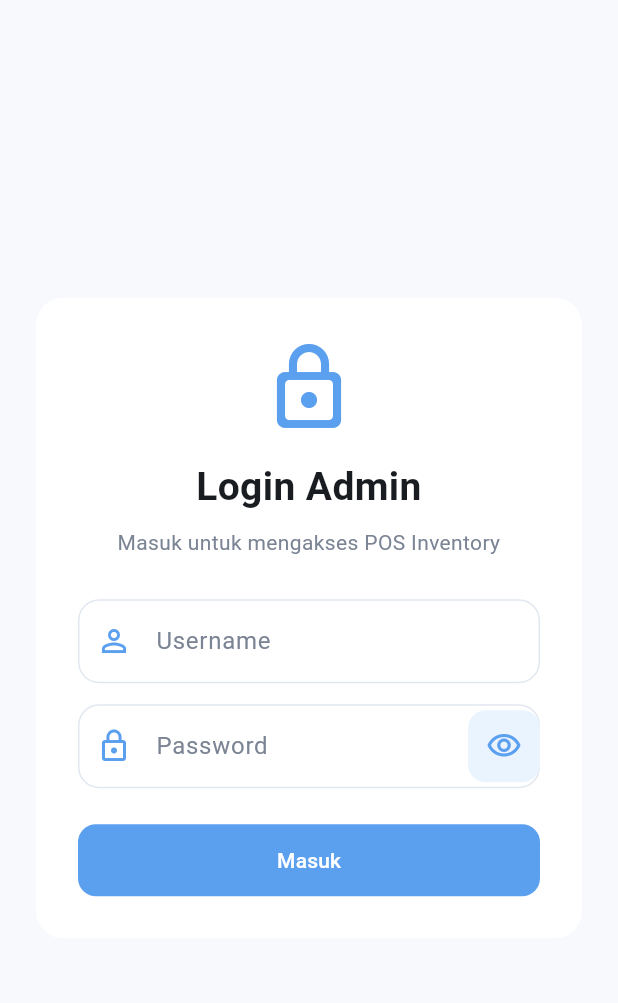
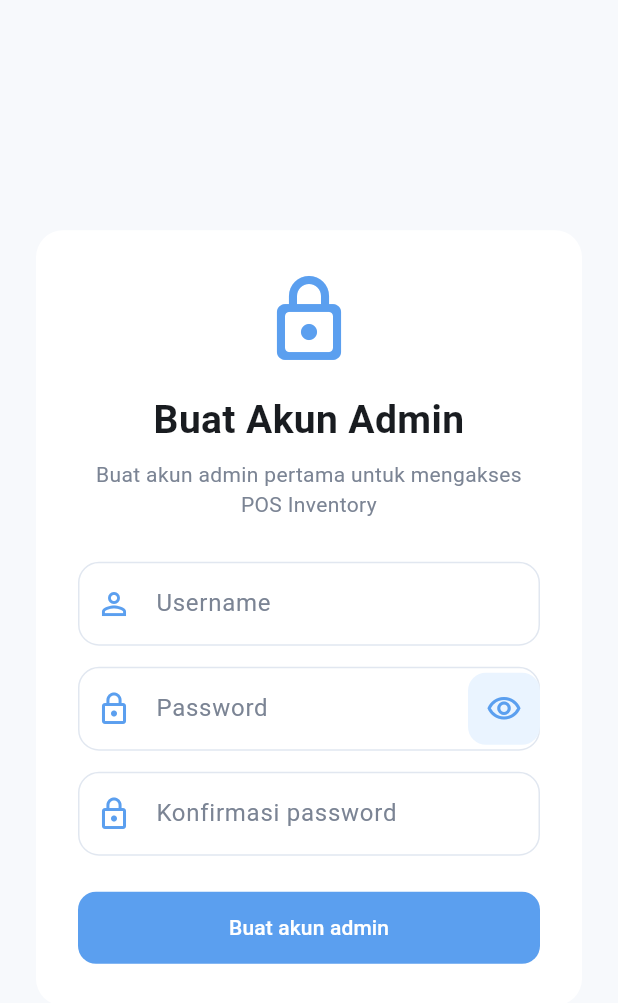
Before and after one commit to yuyugans/project_KP, a Flutter app: the screen it shows after launch, on a phone screen of 412 x 824 dp. Shown: the top 1003 px of the screen. Run offline on Flutter 3.47's test engine with Material 3 defaults, Android fonts, the phone set to English and light mode, and no system bars; our stand-ins replace pdf, printing, sqflite, sqflite_common_ffi; missing offline and left inert: excel, file_saver, file_selector; accounts and stored records are empty; Roboto replaces fonts that are missing (Arial).

Commit message:
fixed login

```diff
--- /dev/null
+++ b/lib/database/admin_database.dart
@@ -0,0 +1,120 @@
+import 'package:path/path.dart';
+import 'package:sqflite/sqflite.dart';
+
+import '../utils/admin_password_hasher.dart';
+
+class AdminDatabase {
+  static final AdminDatabase instance = AdminDatabase._();
+
+  final String? _databasePath;
+  Database? _database;
+
+  AdminDatabase._({String? databasePath}) : _databasePath = databasePath;
+
+  AdminDatabase.forTesting(String databasePath)
+    : this._(databasePath: databasePath);
+
+  Future<Database> get database async {
+    if (_database != null) {
+      return _database!;
+    }
+
+    final databasePath =
+        _databasePath ?? join(await getDatabasesPath(), 'admin_credentials.db');
+    _database = await openDatabase(
+      databasePath,
+      version: 1,
+      onCreate: (db, version) async {
+        await db.execute('''
+          CREATE TABLE admin_users (
+            id INTEGER PRIMARY KEY AUTOINCREMENT,
+            username TEXT NOT NULL UNIQUE COLLATE NOCASE,
+            password_salt TEXT NOT NULL,
+            password_hash TEXT NOT NULL
+          )
+        ''');
+      },
+    );
+    return _database!;
+  }
+
+  Future<void> close() async {
+    await _database?.close();
+    _database = null;
+  }
+
+  Future<bool> hasAdminUser() async {
+    final db = await database;
+    final users = await db.query('admin_users', columns: ['id'], limit: 1);
+    return users.isNotEmpty;
+  }
+
+  Future<void> createAdminUser({
+    required String username,
+    required String password,
+  }) async {
+    final normalizedUsername = username.trim();
+    if (normalizedUsername.isEmpty) {
+      throw ArgumentError.value(username, 'username', 'Username harus diisi');
+    }
+    if (password.length < 8) {
+      throw ArgumentError.value(
+        password,
+        'password',
+        'Password harus minimal 8 karakter',
+      );
+    }
+
+    final salt = AdminPasswordHasher.generateSalt();
+    final passwordHash = await AdminPasswordHasher.hashPassword(password, salt);
+    final db = await database;
+
+    await db.transaction((transaction) async {
+      final existingUsers = await transaction.query(
+        'admin_users',
+        columns: ['id'],
+        limit: 1,
+      );
+      if (existingUsers.isNotEmpty) {
+        throw StateError('Akun admin sudah dibuat');
+      }
+
+      await transaction.insert('admin_users', {
+        'username': normalizedUsername,
+        'password_salt': salt,
+        'password_hash': passwordHash,
+      });
+    });
+  }
+
+  Future<bool> verifyAdminCredentials({
+    required String username,
+    required String password,
+  }) async {
+    final normalizedUsername = username.trim();
+    if (normalizedUsername.isEmpty || password.isEmpty) {
+      return false;
+    }
+
+    final db = await database;
+    final users = await db.query(
+      'admin_users',
+      where: 'username = ? COLLATE NOCASE',
+      whereArgs: [normalizedUsername],
+      limit: 1,
+    );
+    if (users.isEmpty) {
+      return false;
+    }
+
+    final user = users.first;
+    final calculatedHash = await AdminPasswordHasher.hashPassword(
+      password,
+      user['password_salt'] as String,
+    );
+    return AdminPasswordHasher.matches(
+      user['password_hash'] as String,
+      calculatedHash,
+    );
+  }
+}
--- a/lib/screens/login_screen.dart
+++ b/lib/screens/login_screen.dart
@@ -1,12 +1,11 @@
 import 'package:flutter/material.dart';
+
+import '../database/admin_database.dart';
 
 class LoginScreen extends StatefulWidget {
   final Widget destination;
 
-  const LoginScreen({
-    super.key,
-    required this.destination,
-  });
+  const LoginScreen({super.key, required this.destination});
 
   @override
   State<LoginScreen> createState() => _LoginScreenState();
@@ -16,86 +15,124 @@ class _LoginScreenState extends State<LoginScreen> {
   final _formKey = GlobalKey<FormState>();
   final _usernameController = TextEditingController();
   final _passwordController = TextEditingController();
+  final _confirmPasswordController = TextEditingController();
   bool _obscurePassword = true;
   bool _isLoggingIn = false;
+  bool _isCheckingAdmin = true;
+  bool _isSetupMode = false;
+  String? _initializationError;
+
+  @override
+  void initState() {
+    super.initState();
+    _checkAdminAccount();
+  }
 
   @override
   void dispose() {
     _usernameController.dispose();
     _passwordController.dispose();
+    _confirmPasswordController.dispose();
     super.dispose();
   }
 
-  Future<void> _login() async {
-    if (!_formKey.currentState!.validate()) return;
+  Future<void> _checkAdminAccount() async {
+    setState(() {
+      _isCheckingAdmin = true;
+      _initializationError = null;
+    });
+    try {
+      final hasAdmin = await AdminDatabase.instance.hasAdminUser();
+      if (!mounted) return;
+      setState(() {
+        _isSetupMode = !hasAdmin;
+        _isCheckingAdmin = false;
+      });
+    } catch (error) {
+      if (!mounted) return;
+      setState(() {
+        _isCheckingAdmin = false;
+        _initializationError =
+            'Tidak dapat membuka database akun admin: $error';
+      });
+    }
+  }
 
-    setState(() => _isLoggingIn = true);
-    await Future<void>.delayed(const Duration(milliseconds: 250));
+  Future<void> _submit() async {
+    if (_isCheckingAdmin ||
+        _initializationError != null ||
+        !_formKey.currentState!.validate()) {
+      return;
+    }
 
-    if (!mounted) return;
-
-    final isValid = _usernameController.text.trim() == 'admin' &&
-        _passwordController.text == 'admin123';
-
-    if (!isValid) {
-      setState(() => _isLoggingIn = false);
+    if (_isSetupMode &&
+        _passwordController.text != _confirmPasswordController.text) {
       ScaffoldMessenger.of(context).showSnackBar(
-        const SnackBar(
-          content: Text('Username atau password admin salah'),
-        ),
+        const SnackBar(content: Text('Konfirmasi password tidak cocok')),
       );
       return;
     }
 
-    Navigator.of(context).pushReplacement(
-      MaterialPageRoute(builder: (_) => widget.destination),
+    setState(() => _isLoggingIn = true);
+    try {
+      if (_isSetupMode) {
+        await AdminDatabase.instance.createAdminUser(
+          username: _usernameController.text,
+          password: _passwordController.text,
         );
+      } else {
+        final isValid = await AdminDatabase.instance.verifyAdminCredentials(
+          username: _usernameController.text,
+          password: _passwordController.text,
+        );
+        if (!isValid) {
+          if (!mounted) return;
+          setState(() => _isLoggingIn = false);
+          ScaffoldMessenger.of(context).showSnackBar(
+            const SnackBar(content: Text('Username atau password admin salah')),
+          );
+          return;
+        }
+      }
+
+      if (!mounted) return;
+      Navigator.of(
+        context,
+      ).pushReplacement(MaterialPageRoute(builder: (_) => widget.destination));
+    } catch (error) {
+      if (!mounted) return;
+      setState(() => _isLoggingIn = false);
+      ScaffoldMessenger.of(context).showSnackBar(
+        SnackBar(content: Text('Gagal memproses akun admin: $error')),
+      );
+    }
+  }
+
+  String? _validatePassword(String? value) {
+    final requiredError = _required(value, 'Password');
+    if (requiredError != null) {
+      return requiredError;
+    }
+    if (_isSetupMode && (value ?? '').length < 8) {
+      return 'Password harus minimal 8 karakter';
+    }
+    return null;
   }
 
   String? _required(String? value, String label) {
     return (value ?? '').trim().isEmpty ? '$label harus diisi' : null;
   }
 
-  @override
-  Widget build(BuildContext context) {
-    return Scaffold(
-      body: Center(
-        child: SingleChildScrollView(
-          padding: const EdgeInsets.all(24),
-          child: ConstrainedBox(
-            constraints: const BoxConstraints(maxWidth: 420),
-            child: Card(
-              child: Padding(
-                padding: const EdgeInsets.all(28),
-                child: Form(
+  Widget _buildAccountForm() {
+    return Form(
       key: _formKey,
       child: Column(
         crossAxisAlignment: CrossAxisAlignment.stretch,
         children: [
-                      const Icon(
-                        Icons.lock_outline_rounded,
-                        size: 64,
-                        color: Color(0xFF5B9FEF),
-                      ),
-                      const SizedBox(height: 16),
-                      const Text(
-                        'Login Admin',
-                        textAlign: TextAlign.center,
-                        style: TextStyle(
-                          fontSize: 26,
-                          fontWeight: FontWeight.bold,
-                        ),
-                      ),
-                      const SizedBox(height: 8),
-                      const Text(
-                        'Masuk untuk mengakses POS Inventory',
-                        textAlign: TextAlign.center,
-                        style: TextStyle(color: Color(0xFF7B8494)),
-                      ),
-                      const SizedBox(height: 28),
           TextFormField(
             controller: _usernameController,
             textInputAction: TextInputAction.next,
+            autocorrect: false,
             decoration: const InputDecoration(
               labelText: 'Username',
               prefixIcon: Icon(Icons.person_outline),
@@ -106,8 +143,10 @@ class _LoginScreenState extends State<LoginScreen> {
           TextFormField(
             controller: _passwordController,
             obscureText: _obscurePassword,
-                        textInputAction: TextInputAction.done,
-                        onFieldSubmitted: (_) => _login(),
+            textInputAction: _isSetupMode
+                ? TextInputAction.next
+                : TextInputAction.done,
+            onFieldSubmitted: _isSetupMode ? null : (_) => _submit(),
             decoration: InputDecoration(
               labelText: 'Password',
               prefixIcon: const Icon(Icons.lock_outline),
@@ -127,11 +166,25 @@ class _LoginScreenState extends State<LoginScreen> {
                 ),
               ),
             ),
-                        validator: (value) => _required(value, 'Password'),
+            validator: _validatePassword,
           ),
+          if (_isSetupMode) ...[
+            const SizedBox(height: 14),
+            TextFormField(
+              controller: _confirmPasswordController,
+              obscureText: _obscurePassword,
+              textInputAction: TextInputAction.done,
+              onFieldSubmitted: (_) => _submit(),
+              decoration: const InputDecoration(
+                labelText: 'Konfirmasi password',
+                prefixIcon: Icon(Icons.lock_outline),
+              ),
+              validator: (value) => _required(value, 'Konfirmasi password'),
+            ),
+          ],
           const SizedBox(height: 24),
           ElevatedButton(
-                        onPressed: _isLoggingIn ? null : _login,
+            onPressed: _isLoggingIn ? null : _submit,
             child: _isLoggingIn
                 ? const SizedBox(
                     width: 20,
@@ -141,10 +194,80 @@ class _LoginScreenState extends State<LoginScreen> {
                       color: Colors.white,
                     ),
                   )
-                            : const Text('Masuk'),
+                : Text(_isSetupMode ? 'Buat akun admin' : 'Masuk'),
           ),
         ],
       ),
+    );
+  }
+
+  Widget _buildAccountContent() {
+    if (_isCheckingAdmin) {
+      return const Center(
+        child: Padding(
+          padding: EdgeInsets.all(24),
+          child: CircularProgressIndicator(),
+        ),
+      );
+    }
+    if (_initializationError != null) {
+      return Column(
+        children: [
+          Text(
+            _initializationError!,
+            textAlign: TextAlign.center,
+            style: const TextStyle(color: Colors.red),
+          ),
+          const SizedBox(height: 12),
+          TextButton(
+            onPressed: _checkAdminAccount,
+            child: const Text('Coba lagi'),
+          ),
+        ],
+      );
+    }
+    return _buildAccountForm();
+  }
+
+  @override
+  Widget build(BuildContext context) {
+    return Scaffold(
+      body: Center(
+        child: SingleChildScrollView(
+          padding: const EdgeInsets.all(24),
+          child: ConstrainedBox(
+            constraints: const BoxConstraints(maxWidth: 420),
+            child: Card(
+              child: Padding(
+                padding: const EdgeInsets.all(28),
+                child: Column(
+                  crossAxisAlignment: CrossAxisAlignment.stretch,
+                  children: [
+                    const Icon(
+                      Icons.lock_outline_rounded,
+                      size: 64,
+                      color: Color(0xFF5B9FEF),
+                    ),
+                    const SizedBox(height: 16),
+                    Text(
+                      _isSetupMode ? 'Buat Akun Admin' : 'Login Admin',
+                      textAlign: TextAlign.center,
+                      style: const TextStyle(
+                        fontSize: 26,
+                        fontWeight: FontWeight.bold,
+                      ),
+                    ),
+                    const SizedBox(height: 8),
+                    Text(
+                      _isSetupMode
+                          ? 'Buat akun admin pertama untuk mengakses POS Inventory'
+                          : 'Masuk untuk mengakses POS Inventory',
+                      textAlign: TextAlign.center,
+                      style: const TextStyle(color: Color(0xFF7B8494)),
+                    ),
+                    const SizedBox(height: 28),
+                    _buildAccountContent(),
+                  ],
                 ),
               ),
             ),
--- a/pubspec.yaml
+++ b/pubspec.yaml
@@ -19,6 +19,7 @@ dependencies:
   provider: ^6.1.5+1
   sqflite: ^2.4.2+1
   sqflite_common_ffi: ^2.4.0+3
+  crypto: ^3.0.8
 
 dev_dependencies:
   flutter_test:
```
Also changed, not shown: lib/utils/admin_password_hasher.dart (added, +56 -0 lines), pubspec.lock, 2 other files. Lines whose indentation alone changed are shown as unchanged.
